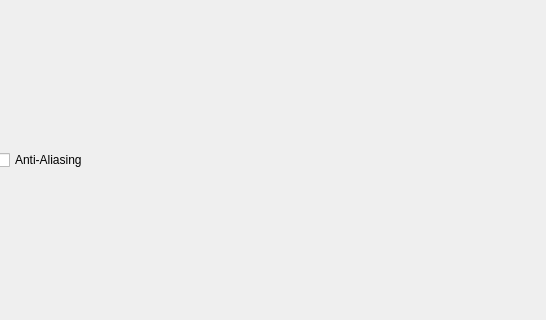
Old version of the form themewidget.ui in the repository Sapieron/Basic-Dynamic-Elements-Characteristics-Drawer; both pictures show x 406 to 952 and y 225 to 545 of the 952 by 771 pixel window.
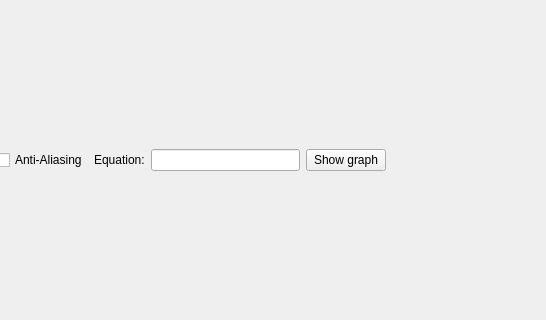
New version of the form.

Commit message: Push button works and correct function is called

```diff
--- a/themewidget.ui
+++ b/themewidget.ui
@@ -53,6 +53,23 @@
        </property>
       </widget>
      </item>
+     <item>
+      <widget class="QLabel" name="equationLabel">
+       <property name="text">
+        <string>Equation:</string>
+       </property>
+      </widget>
+     </item>
+     <item>
+      <widget class="QLineEdit" name="equationLineEdit"/>
+     </item>
+     <item>
+      <widget class="QPushButton" name="equationPushButton">
+       <property name="text">
+        <string>Show graph</string>
+       </property>
+      </widget>
+     </item>
      <item>
       <spacer name="horizontalSpacer">
        <property name="orientation">
```
Left out of the diff: 16 changed lines with no effect on the pictures. The commit also changes 3 other files.
